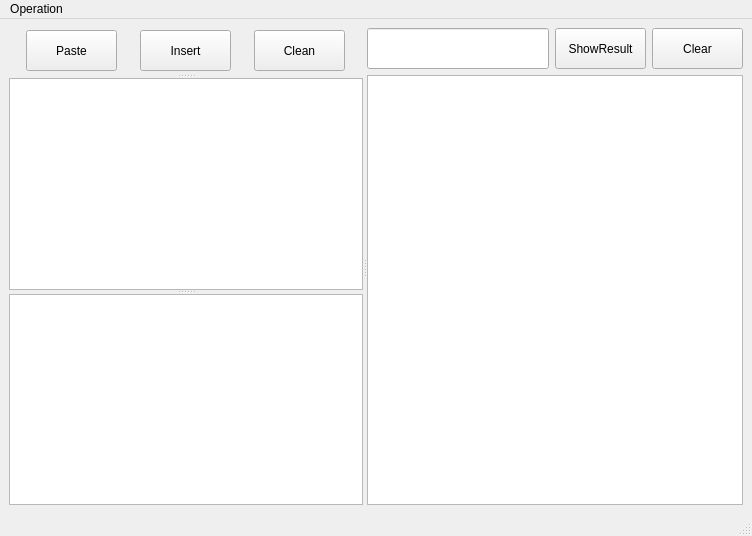
The window that AutoMyCCode/db/automyccode.ui (weilaidb/pyqt5) describes before a commit, drawn with Qt 5.
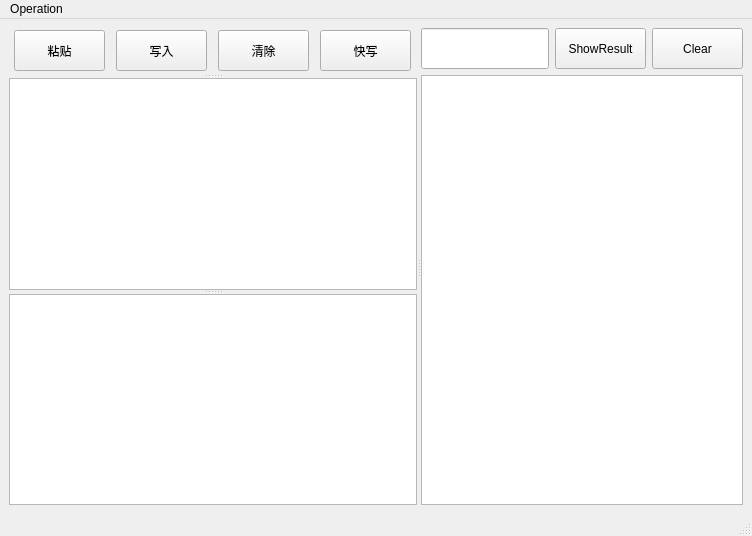
The same window after the commit.

```diff
--- a/AutoMyCCode/db/automyccode.ui
+++ b/AutoMyCCode/db/automyccode.ui
@@ -41,7 +41,7 @@
             </size>
            </property>
            <property name="text">
-            <string>Paste</string>
+            <string>粘贴</string>
            </property>
           </widget>
          </item>
@@ -60,7 +60,7 @@
             </size>
            </property>
            <property name="text">
-            <string>Insert</string>
+            <string>写入</string>
            </property>
           </widget>
          </item>
@@ -79,7 +79,26 @@
             </size>
            </property>
            <property name="text">
-            <string>Clean</string>
+            <string>清除</string>
+           </property>
+          </widget>
+         </item>
+         <item>
+          <widget class="QPushButton" name="pushButton_insert_quickly">
+           <property name="minimumSize">
+            <size>
+             <width>91</width>
+             <height>30</height>
+            </size>
+           </property>
+           <property name="maximumSize">
+            <size>
+             <width>91</width>
+             <height>41</height>
+            </size>
+           </property>
+           <property name="text">
+            <string>快写</string>
            </property>
           </widget>
          </item>
```
